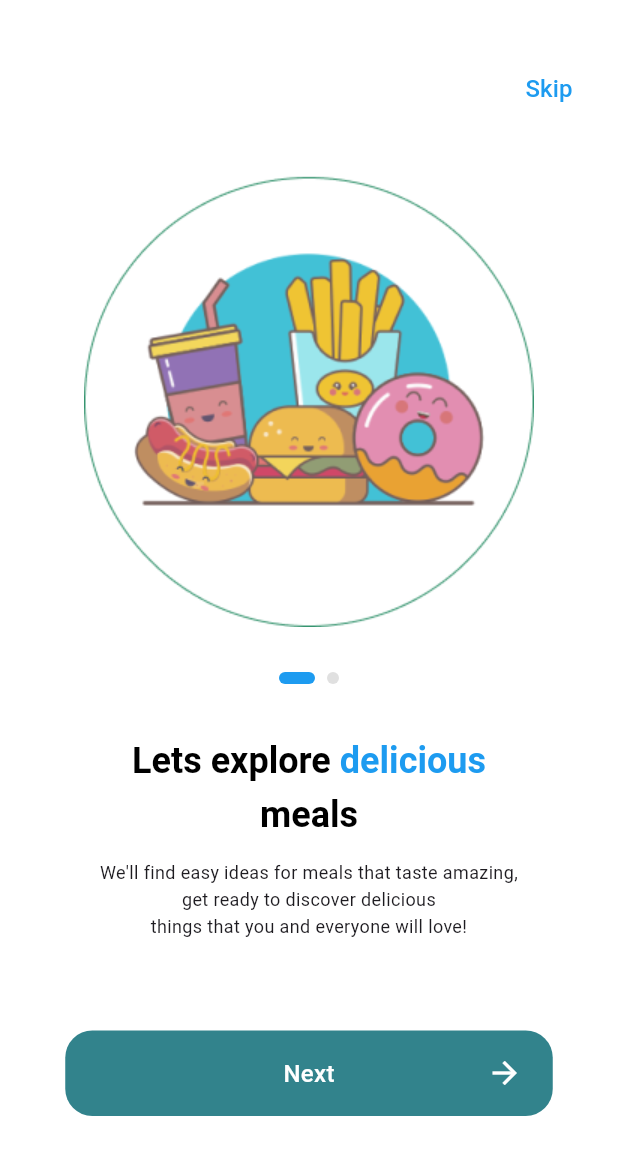
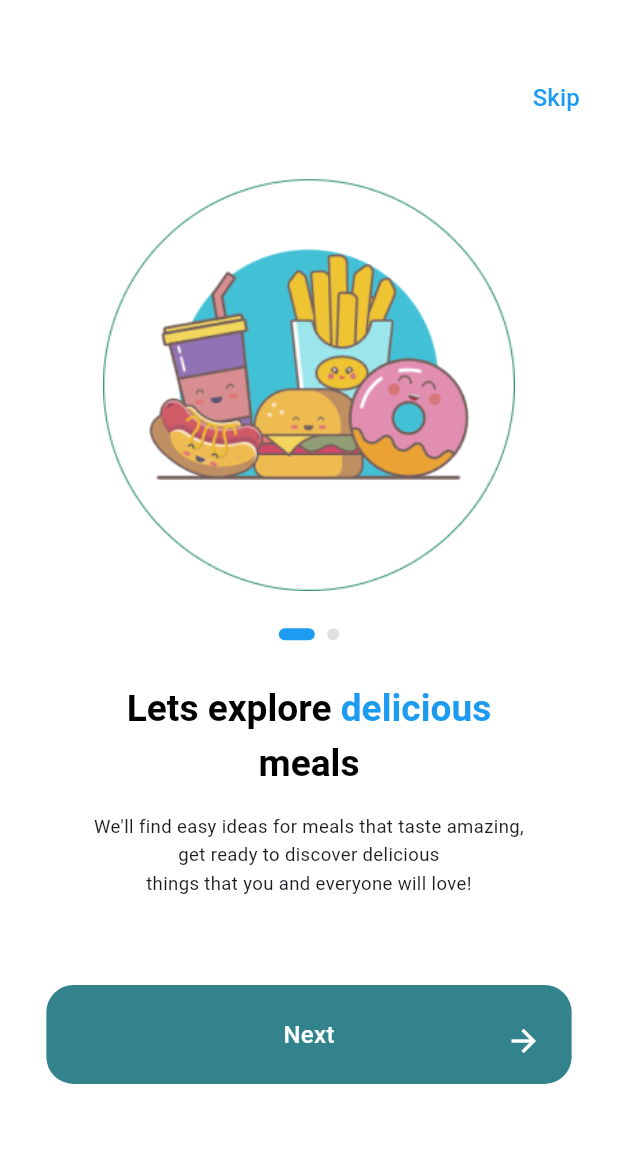
Before and after one commit to yazidtajudeen/Itya, a Flutter app: the screen it shows after launch, on a phone screen of 412 x 824 dp. Shown: the top 1155 px of the screen. Run offline on Flutter 3.47's test engine with Material 3 defaults, Android fonts, the phone set to English and light mode, and no system bars; our stand-ins replace geolocator, google_fonts, supabase_flutter; accounts and stored records are empty.

Commit message:
added a mediaquery to the button component

```diff
--- a/lib/Components/button_component.dart
+++ b/lib/Components/button_component.dart
@@ -49,7 +49,7 @@ class CustomButton extends StatelessWidget {
             if (icon != null)
               Positioned(
                 right: 20,
-                top: 16,
+                top: 25,
                 child: Icon(
                   icon,
                   color: textColor,
--- a/lib/Presentation/view/onboarding_one.dart
+++ b/lib/Presentation/view/onboarding_one.dart
@@ -1,6 +1,7 @@
 import 'package:flutter/material.dart';
 import 'package:yaz/Presentation/view/onboarding_two.dart';
 import 'package:yaz/themes/colors.dart';
+import 'package:yaz/Components/button_component.dart'; // Import your CustomButton component
 
 class OnboardingOne extends StatefulWidget {
   const OnboardingOne({super.key});
@@ -51,6 +52,10 @@ class _OnboardingOneState extends State<OnboardingOne>
 
   @override
   Widget build(BuildContext context) {
+    final size = MediaQuery.of(context).size;
+    final width = size.width;
+    final height = size.height;
+
     return MaterialApp(
       debugShowCheckedModeBanner: false,
       home: Scaffold(
@@ -58,7 +63,7 @@ class _OnboardingOneState extends State<OnboardingOne>
         body: Column(
           children: [
             Padding(
-              padding: const EdgeInsets.fromLTRB(320, 35, 0, 0),
+              padding: EdgeInsets.fromLTRB(width * 0.8, height * 0.05, 0, 0),
               child: TextButton(
                 onPressed: _navigateToNextPage,
                 child: const Text(
@@ -71,16 +76,16 @@ class _OnboardingOneState extends State<OnboardingOne>
                 ),
               ),
             ),
-            const SizedBox(height: 20),
-            const SizedBox(
-              width: 300,
-              height: 315,
-              child: Image(
+            SizedBox(height: height * 0.02),
+            SizedBox(
+              width: width * 0.8,
+              height: height * 0.35,
+              child: const Image(
                 image: AssetImage('images/onboarding.png'),
                 fit: BoxFit.contain,
               ),
             ),
-            const SizedBox(height: 30),
+            SizedBox(height: height * 0.03),
             Row(
               mainAxisAlignment: MainAxisAlignment.center,
               children: [
@@ -97,7 +102,7 @@ class _OnboardingOneState extends State<OnboardingOne>
                     );
                   },
                 ),
-                const SizedBox(width: 8),
+                SizedBox(width: width * 0.02),
                 AnimatedBuilder(
                   animation: _indicatorAnimation,
                   builder: (context, child) {
@@ -115,16 +120,16 @@ class _OnboardingOneState extends State<OnboardingOne>
                 ),
               ],
             ),
-            const SizedBox(height: 30),
+            SizedBox(height: height * 0.03),
             Padding(
-              padding: const EdgeInsets.symmetric(horizontal: 30),
+              padding: EdgeInsets.symmetric(horizontal: width * 0.08),
               child: Column(
                 children: [
                   RichText(
                     textAlign: TextAlign.center,
                     text: TextSpan(
-                      style: const TextStyle(
-                        fontSize: 24,
+                      style: TextStyle(
+                        fontSize: width * 0.06,
                         fontWeight: FontWeight.w600,
                         height: 1.5,
                         color: Colors.black,
@@ -139,12 +144,12 @@ class _OnboardingOneState extends State<OnboardingOne>
                       ],
                     ),
                   ),
-                  const SizedBox(height: 15),
-                  const Text(
+                  SizedBox(height: height * 0.02),
+                  Text(
                     "We'll find easy ideas for meals that taste amazing,\nget ready to discover delicious\nthings that you and everyone will love!",
                     textAlign: TextAlign.center,
                     style: TextStyle(
-                      fontSize: 12,
+                      fontSize: width * 0.03,
                       fontWeight: FontWeight.w400,
                       height: 1.5,
                     ),
@@ -152,40 +157,16 @@ class _OnboardingOneState extends State<OnboardingOne>
                 ],
               ),
             ),
-            const SizedBox(height: 60),
-            GestureDetector(
-              onTap: _navigateToNextPage,
-              child: Container(
-                width: 325,
-                height: 57,
-                decoration: BoxDecoration(
-                  color: AppColors.navyBlue,
-                  borderRadius: BorderRadius.circular(18),
-                ),
-                child: Stack(
-                  children: [
-                    const Center(
-                      child: Text(
-                        'Next',
-                        style: TextStyle(
-                          color: Colors.white,
-                          fontSize: 16,
-                          fontWeight: FontWeight.w500,
-                        ),
-                      ),
-                    ),
-                    Positioned(
-                      right: 20,
-                      top: 16,
-                      child: const Icon(
-                        Icons.arrow_forward,
-                        color: Colors.white,
-                        size: 24,
-                      ),
-                    ),
-                  ],
-                ),
-              ),
+            SizedBox(height: height * 0.07),
+            CustomButton(
+              text: 'Next',
+              onPressed: _navigateToNextPage,
+              color: AppColors.navyBlue,
+              textColor: Colors.white,
+              borderRadius: 18,
+              width: width * 0.85,
+              height: height * 0.08,
+              icon: Icons.arrow_forward,
             ),
           ],
         ),
--- a/lib/Presentation/view/onboarding_two.dart
+++ b/lib/Presentation/view/onboarding_two.dart
@@ -81,7 +81,7 @@ class _OnboardingTwoState extends State<OnboardingTwo> {
       body: Column(
         children: [
           Padding(
-            padding: const EdgeInsets.fromLTRB(320, 35, 0, 0),
+            padding: const EdgeInsets.fromLTRB(370, 45, 0, 0),
             child: TextButton(
               onPressed: _navigateToSelectLocation,
               child: const Text(
```
